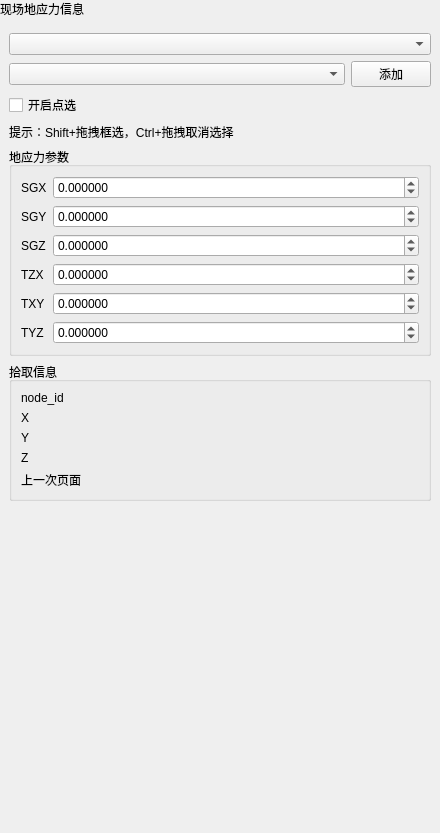
The window that plugins/Base_PhysicalField/GeoStressPointPage.ui (asd977/base_cae) describes before a commit, drawn with Qt 5.
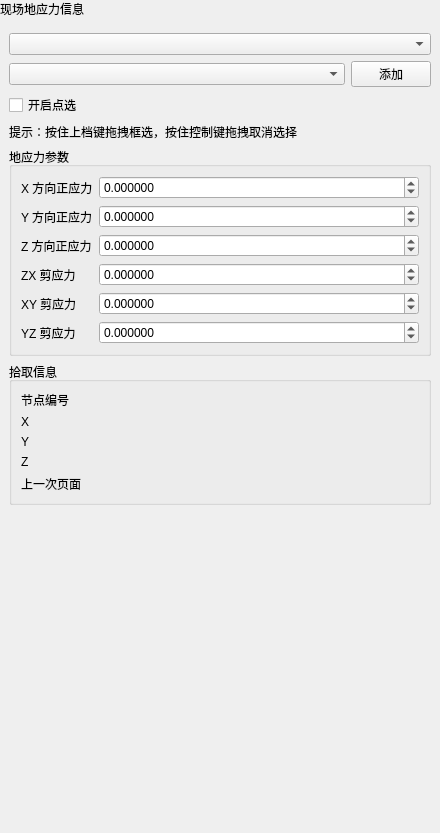
The same window after the commit. Custom widgets are drawn as their Qt base class.

Diff of the .ui file:
```diff
--- a/plugins/Base_PhysicalField/GeoStressPointPage.ui
+++ b/plugins/Base_PhysicalField/GeoStressPointPage.ui
@@ -104,7 +104,7 @@
       <item>
        <widget class="QLabel" name="boxSelectHintLabel">
         <property name="text">
-         <string>提示：Shift+拖拽框选，Ctrl+拖拽取消选择</string>
+         <string>提示：按住上档键拖拽框选，按住控制键拖拽取消选择</string>
         </property>
         <property name="wordWrap">
          <bool>false</bool>
@@ -164,28 +164,28 @@
             </sizepolicy>
            </property>
            <property name="text">
-            <string>TZX</string>
+            <string>ZX 剪应力</string>
            </property>
           </widget>
          </item>
          <item row="0" column="0">
           <widget class="QLabel" name="labelSx">
            <property name="text">
-            <string>SGX</string>
+            <string>X 方向正应力</string>
            </property>
           </widget>
          </item>
          <item row="4" column="0">
           <widget class="QLabel" name="labelSxy">
            <property name="text">
-            <string>TXY</string>
+            <string>XY 剪应力</string>
            </property>
           </widget>
          </item>
          <item row="2" column="0">
           <widget class="QLabel" name="labelSz">
            <property name="text">
-            <string>SGZ</string>
+            <string>Z 方向正应力</string>
            </property>
           </widget>
          </item>
@@ -198,7 +198,7 @@
             </sizepolicy>
            </property>
            <property name="text">
-            <string>SGY</string>
+            <string>Y 方向正应力</string>
            </property>
           </widget>
          </item>
@@ -262,7 +262,7 @@
          <item row="5" column="0">
           <widget class="QLabel" name="labelSyz">
            <property name="text">
-            <string>TYZ</string>
+            <string>YZ 剪应力</string>
            </property>
           </widget>
          </item>
@@ -315,7 +315,7 @@
             </sizepolicy>
            </property>
            <property name="text">
-            <string>node_id</string>
+            <string>节点编号</string>
            </property>
           </widget>
          </item>
```
